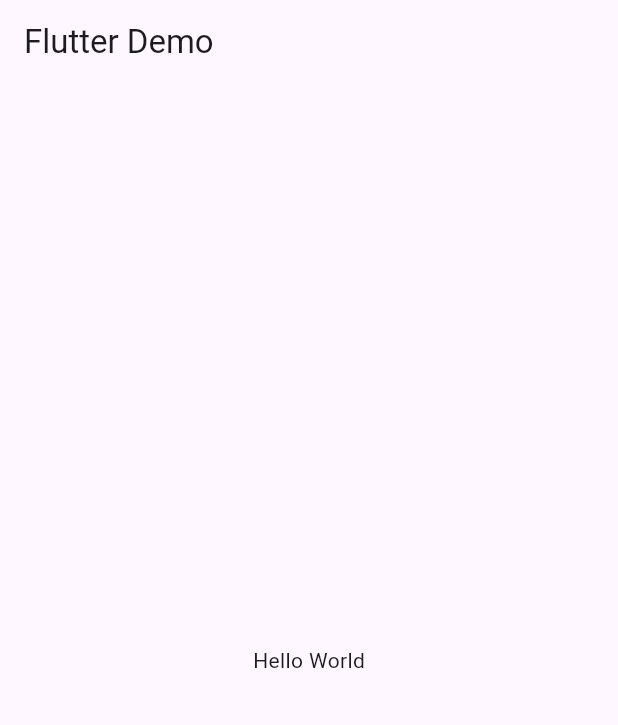
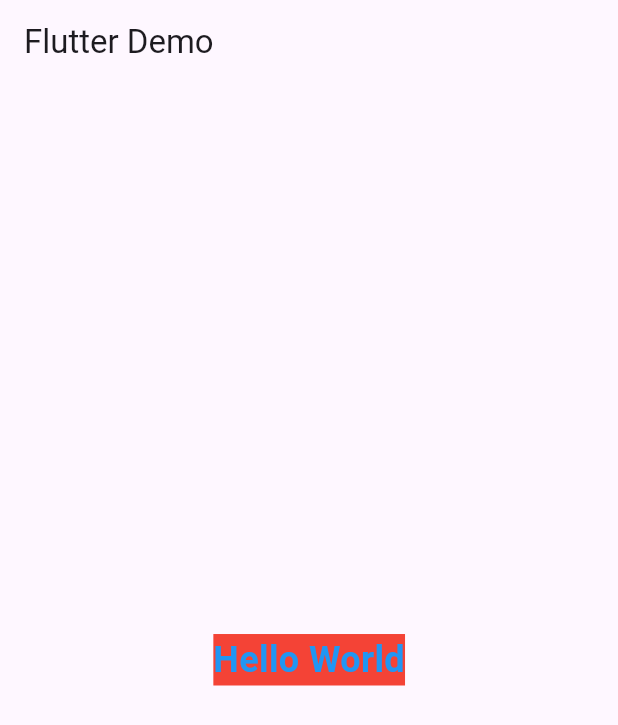
Before and after one commit to adimerpaul/fluuterText, a Flutter app: the screen it shows after launch, on a phone screen of 412 x 824 dp. Shown: the top 725 px of the screen. Run offline on Flutter 3.47's test engine with Material 3 defaults, Android fonts, the phone set to English and light mode, and no system bars.

Commit message:
Colocado el texto de color rojo y azul

```diff
--- a/lib/main.dart
+++ b/lib/main.dart
@@ -24,7 +24,15 @@ class _MyAppState extends State<MyApp> {
           title: const Text('Flutter Demo'),
         ),
         body: const Center(
-          child: Text('Hello World'),
+          child: Text(
+            'Hello World',
+            style: TextStyle(
+              fontSize: 24,
+              color: Colors.blue,
+              fontWeight: FontWeight.bold,
+              backgroundColor: Colors.red,
+            ),
+          ),
         ),
       ),
     );
```
